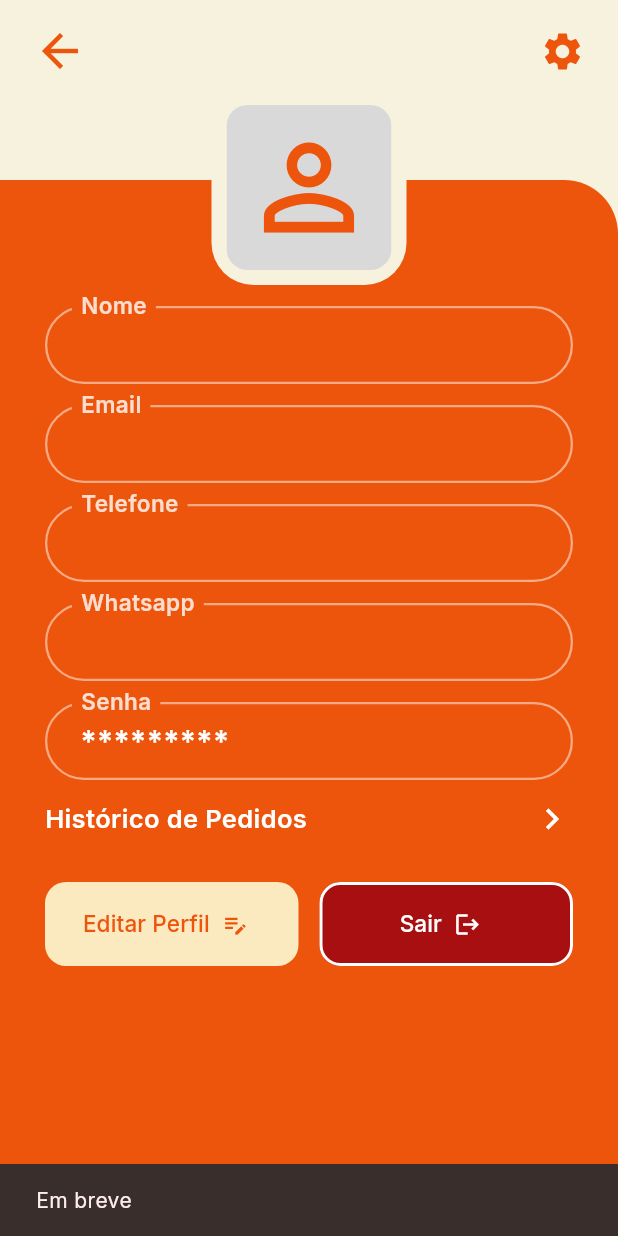
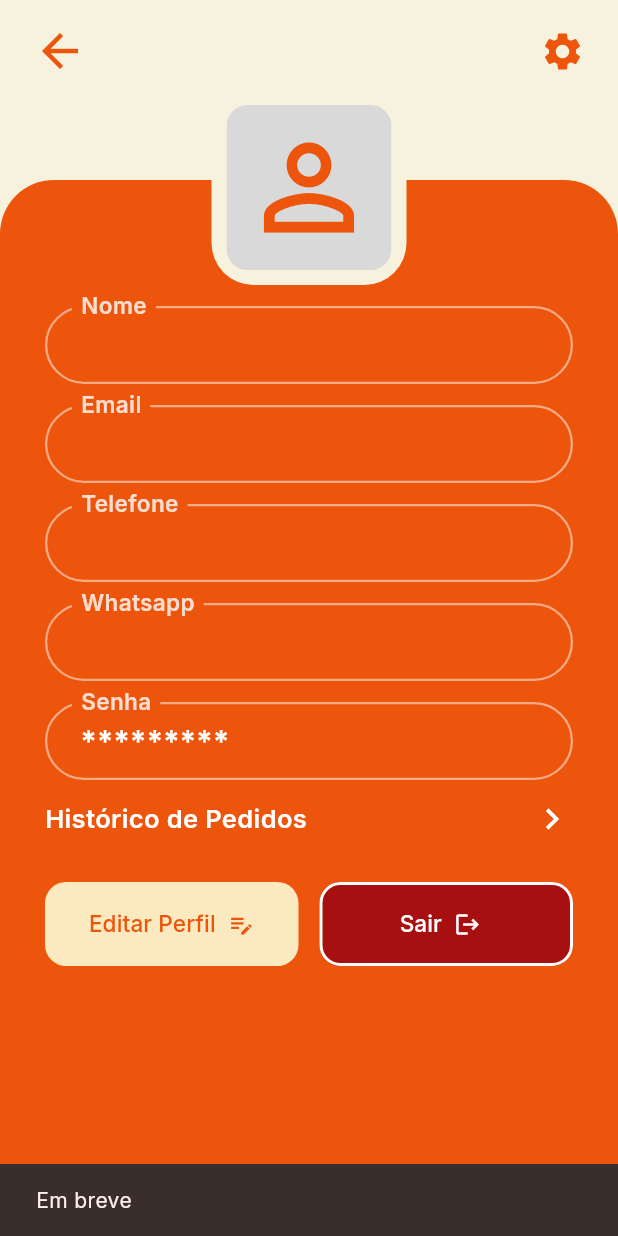
Before and after one commit to eliezermucaji/kino_app, a Flutter app: the ProfileScreen screen opened directly, after a tap on the "settings" icon, on a phone screen of 412 x 824 dp. Run offline on Flutter 3.47's test engine with Material 3 defaults, Android fonts, the phone set to English and light mode, and no system bars; our stand-ins replace font_awesome_flutter, google_fonts; accounts and stored records are empty.

Commit message:
Ajustes de Design nas telas, nas logos para substtuir os icones de hamburguer e suco + suco no canto superior esquerdo

```diff
--- /dev/null
+++ b/kino_mobile/lib/core/page_transitions.dart
@@ -0,0 +1,44 @@
+import 'package:flutter/material.dart';
+
+/// Transição suave entre telas: fade + pequeno deslize lateral.
+class KinoPageTransitionsBuilder extends PageTransitionsBuilder {
+  const KinoPageTransitionsBuilder();
+
+  @override
+  Widget buildTransitions<T>(
+    PageRoute<T> route,
+    BuildContext context,
+    Animation<double> animation,
+    Animation<double> secondaryAnimation,
+    Widget child,
+  ) {
+    final curved = CurvedAnimation(
+      parent: animation,
+      curve: Curves.easeOutCubic,
+      reverseCurve: Curves.easeInCubic,
+    );
+
+    return FadeTransition(
+      opacity: curved,
+      child: SlideTransition(
+        position: Tween<Offset>(
+          begin: const Offset(0.06, 0),
+          end: Offset.zero,
+        ).animate(curved),
+        child: child,
+      ),
+    );
+  }
+}
+
+/// Aplica a transição acima a todas as plataformas.
+const PageTransitionsTheme kinoPageTransitions = PageTransitionsTheme(
+  builders: {
+    TargetPlatform.android: KinoPageTransitionsBuilder(),
+    TargetPlatform.iOS: KinoPageTransitionsBuilder(),
+    TargetPlatform.windows: KinoPageTransitionsBuilder(),
+    TargetPlatform.linux: KinoPageTransitionsBuilder(),
+    TargetPlatform.macOS: KinoPageTransitionsBuilder(),
+    TargetPlatform.fuchsia: KinoPageTransitionsBuilder(),
+  },
+);
--- a/kino_mobile/lib/main.dart
+++ b/kino_mobile/lib/main.dart
@@ -1,6 +1,7 @@
 import 'package:flutter/material.dart';
 
 import 'core/kino_theme.dart';
+import 'core/page_transitions.dart';
 import 'screens/forgot_password_screen.dart';
 import 'screens/login_screen.dart';
 import 'screens/main_shell.dart';
@@ -16,7 +17,7 @@ class KinoApp extends StatelessWidget {
     return MaterialApp(
       title: 'Kino',
       debugShowCheckedModeBanner: false,
-      theme: KinoTheme.light,
+      theme: KinoTheme.light.copyWith(pageTransitionsTheme: kinoPageTransitions),
       // A app abre direto na Home (sem login).
       initialRoute: '/',
       routes: {
--- a/kino_mobile/lib/screens/home_screen.dart
+++ b/kino_mobile/lib/screens/home_screen.dart
@@ -50,7 +50,7 @@ class _HomeScreenState extends State<HomeScreen> {
             child: SizedBox(
               height: 52,
               child: Image.asset(
-                'assets/images/logo.png',
+                'assets/images/kino_logo.png',
                 errorBuilder: (_, __, ___) => Text(
                   'Kino',
                   style: GoogleFonts.inter(
--- a/kino_mobile/lib/screens/product_detail_screen.dart
+++ b/kino_mobile/lib/screens/product_detail_screen.dart
@@ -310,7 +310,7 @@ class _ProductDetailScreenState extends State<ProductDetailScreen> {
                 ),
               )
             : Text(
-                'ORDER NOW',
+                'Fazer Pedido',
                 style: GoogleFonts.inter(
                   fontSize: 20,
                   fontWeight: FontWeight.w700,
--- a/kino_mobile/lib/screens/profile_screen.dart
+++ b/kino_mobile/lib/screens/profile_screen.dart
@@ -15,6 +15,13 @@ class ProfileScreen extends StatelessWidget {
   final VoidCallback? onLoggedOut;
 
   const ProfileScreen({super.key, this.onBack, this.onLoggedOut});
+
+  /// 999999998 -> "999 999 998" (a API guarda sem espaços).
+  String _phone(String raw) {
+    final d = raw.replaceAll(RegExp(r'[^0-9]'), '');
+    if (d.length != 9) return raw;
+    return '${d.substring(0, 3)} ${d.substring(3, 6)} ${d.substring(6)}';
+  }
 
   void _soon(BuildContext context) {
     ScaffoldMessenger.of(context).showSnackBar(
@@ -60,8 +67,8 @@ class ProfileScreen extends StatelessWidget {
                     children: [
                       _Field(label: 'Nome', value: user.name),
                       _Field(label: 'Email', value: user.email),
-                      _Field(label: 'Telefone', value: user.phone),
-                      _Field(label: 'Whatsapp', value: user.whatsapp),
+                      _Field(label: 'Telefone', value: _phone(user.phone)),
+                      _Field(label: 'Whatsapp', value: _phone(user.whatsapp)),
                       const _Field(label: 'Senha', value: '*********'),
                       _historyRow(context),
                       const SizedBox(height: 16),
@@ -89,7 +96,10 @@ class ProfileScreen extends StatelessWidget {
           child: Container(
             decoration: const BoxDecoration(
               color: KinoColors.panel,
-              borderRadius: BorderRadius.only(topRight: Radius.circular(36)),
+              borderRadius: BorderRadius.only(
+                topLeft: Radius.circular(36),
+                topRight: Radius.circular(36),
+              ),
             ),
           ),
         ),
@@ -160,16 +170,21 @@ class ProfileScreen extends StatelessWidget {
             child: ElevatedButton.icon(
               onPressed: () => _soon(context),
               icon: const Icon(Icons.edit_note, color: KinoColors.panel),
-              label: Text(
-                'Editar Perfil',
-                style: GoogleFonts.inter(
-                  fontSize: 15,
-                  color: KinoColors.panel,
+              label: FittedBox(
+                fit: BoxFit.scaleDown,
+                child: Text(
+                  'Editar Perfil',
+                  maxLines: 1,
+                  style: GoogleFonts.inter(
+                    fontSize: 15,
+                    color: KinoColors.panel,
+                  ),
                 ),
               ),
               iconAlignment: IconAlignment.end,
               style: ElevatedButton.styleFrom(
                 backgroundColor: const Color(0xFFFBE9BF),
+                padding: const EdgeInsets.symmetric(horizontal: 10),
                 elevation: 0,
                 shape: RoundedRectangleBorder(
                   borderRadius: BorderRadius.circular(14),
--- a/kino_mobile/lib/widgets/kino_app_widgets.dart
+++ b/kino_mobile/lib/widgets/kino_app_widgets.dart
@@ -11,10 +11,19 @@ class KinoImage extends StatelessWidget {
 
   const KinoImage(this.src, {super.key, this.fit = BoxFit.cover});
 
+  /// Mostra o logo da app (assets/images/kino_logo.png) enquanto não há foto.
   Widget _fallback() => Container(
         color: const Color(0xFFE9DFC3),
         alignment: Alignment.center,
-        child: const Icon(Icons.fastfood, color: KinoColors.panel, size: 36),
+        padding: const EdgeInsets.all(16),
+        child: Image.asset(
+          'assets/images/kino_logo.png',
+          width: 72,
+          height: 72,
+          fit: BoxFit.contain,
+          errorBuilder: (_, __, ___) =>
+              const Icon(Icons.fastfood, color: KinoColors.panel, size: 36),
+        ),
       );
 
   @override
```
Also changed, not shown: kino_mobile/lib/screens/main_shell.dart (+21 -4 lines).
